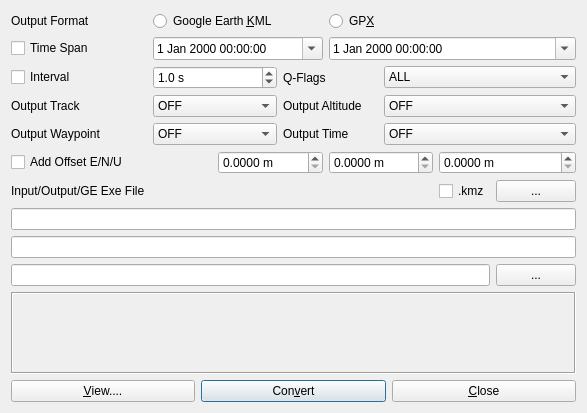
Before: the Qt Designer form app/rtkpost_qt/kmzconv.ui in tomojitakasu/RTKLIB, drawn with Qt 5.
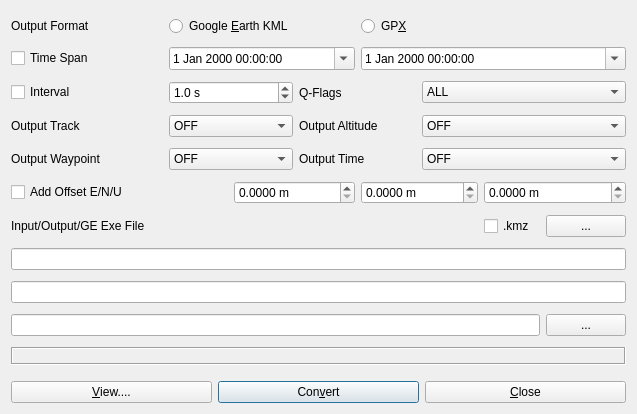
After: the same form once the commit is applied. Icons and pictures are not drawn.

```diff
--- a/app/rtkpost_qt/kmzconv.ui
+++ b/app/rtkpost_qt/kmzconv.ui
@@ -6,8 +6,8 @@
    <rect>
     <x>0</x>
     <y>0</y>
-    <width>587</width>
-    <height>413</height>
+    <width>637</width>
+    <height>414</height>
    </rect>
   </property>
   <property name="windowTitle">
@@ -128,6 +128,12 @@
         <property name="enabled">
          <bool>true</bool>
         </property>
+        <property name="sizePolicy">
+         <sizepolicy hsizetype="Preferred" vsizetype="Fixed">
+          <horstretch>0</horstretch>
+          <verstretch>0</verstretch>
+         </sizepolicy>
+        </property>
         <property name="toolTip">
          <string/>
         </property>
@@ -389,7 +395,7 @@
       <item row="0" column="2" colspan="2">
        <widget class="QRadioButton" name="FormatKML">
         <property name="text">
-         <string>Google Earth &amp;KML</string>
+         <string>Google &amp;Earth KML</string>
         </property>
        </widget>
       </item>
```
Left out of the diff: 4 changed lines with no effect on the pictures.
